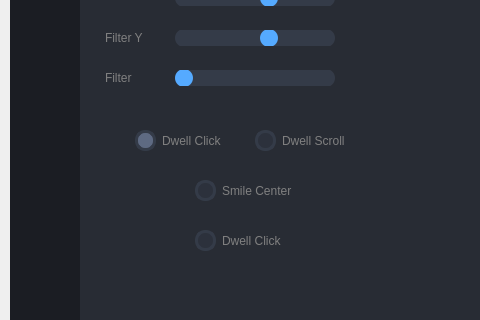
Above: ui/main_imbunatatit.ui from Radu101199/CamControl-Controlul-Gestual-al-Dispozitivelor before the change; both pictures show x 0 to 480 and y 400 to 720 of the 1004 by 720 pixel window. Below: the same form after it.
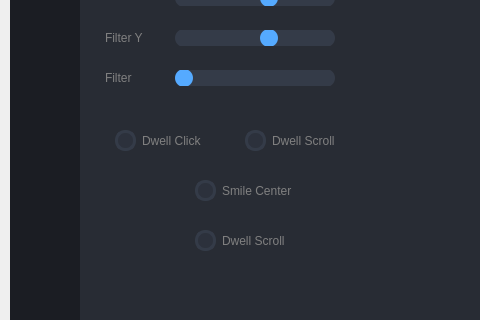
That is the form after the change. Icons and pictures are not drawn.

The edit to the form file:
```diff
--- a/ui/main_imbunatatit.ui
+++ b/ui/main_imbunatatit.ui
@@ -1343,8 +1343,8 @@
                     </property>
                     <property name="geometry">
                      <rect>
-                      <x>110</x>
-                      <y>550</y>
+                      <x>30</x>
+                      <y>450</y>
                       <width>111</width>
                       <height>21</height>
                      </rect>
@@ -1564,27 +1564,11 @@
                      <string>Recalibrate</string>
                     </property>
                    </widget>
-                   <widget class="QRadioButton" name="dwellClickRadioBox">
-                    <property name="geometry">
-                     <rect>
-                      <x>50</x>
-                      <y>450</y>
-                      <width>97</width>
-                      <height>21</height>
-                     </rect>
-                    </property>
-                    <property name="text">
-                     <string>Dwell Click</string>
-                    </property>
-                    <property name="checked">
-                     <bool>true</bool>
-                    </property>
-                   </widget>
                    <widget class="QRadioButton" name="dwellScrollRadioBox">
                     <property name="geometry">
                      <rect>
-                      <x>170</x>
-                      <y>450</y>
+                      <x>110</x>
+                      <y>550</y>
                       <width>101</width>
                       <height>21</height>
                      </rect>
@@ -1645,6 +1629,22 @@
                      <string>Gestures PDF</string>
                     </property>
                    </widget>
+                   <widget class="QCheckBox" name="dwellScrollCheckBox">
+                    <property name="enabled">
+                     <bool>false</bool>
+                    </property>
+                    <property name="geometry">
+                     <rect>
+                      <x>160</x>
+                      <y>450</y>
+                      <width>111</width>
+                      <height>21</height>
+                     </rect>
+                    </property>
+                    <property name="text">
+                     <string>Dwell Scroll</string>
+                    </property>
+                   </widget>
                   </widget>
                  </widget>
                 </item>
```
